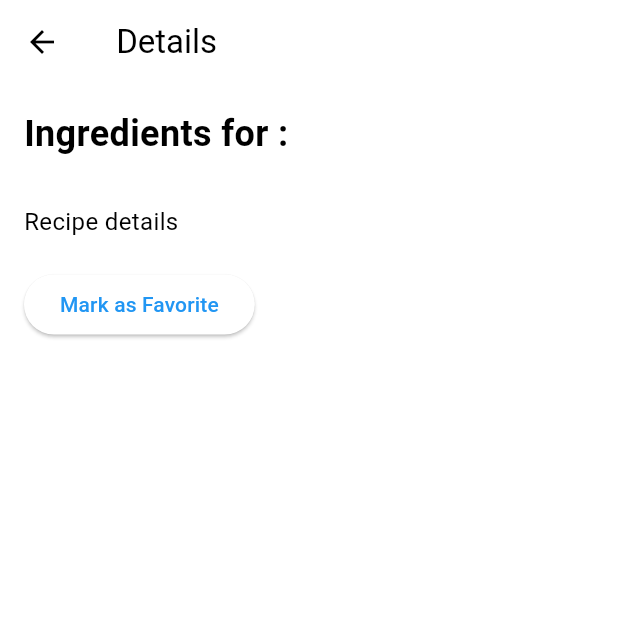
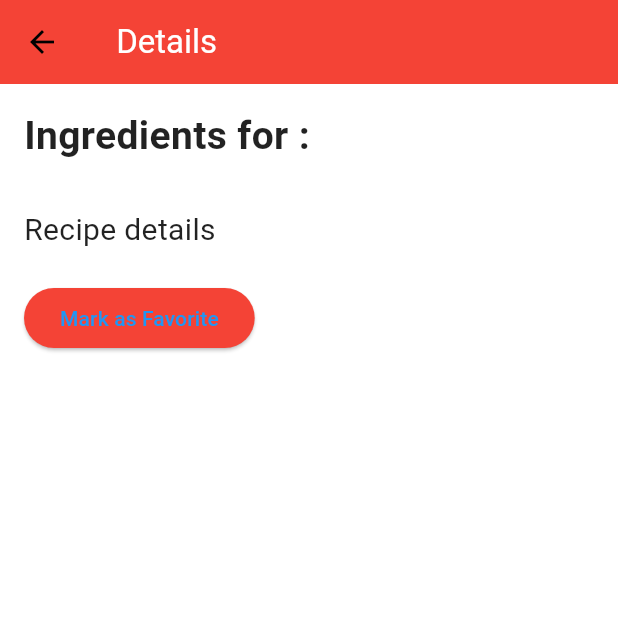
Before and after one commit to sri-haneesha/CW2, a Flutter app: the DetailsScreen screen opened directly with empty values, on a phone screen of 412 x 824 dp, the top half of it. Run offline on Flutter 3.47's test engine with Material 3 defaults, Android fonts, the phone set to English and light mode, and no system bars; statements that could not run were skipped.

Commit message:
Update details_screen.dart

```diff
--- a/lib/details_screen.dart
+++ b/lib/details_screen.dart
@@ -4,7 +4,7 @@ class DetailsScreen extends StatefulWidget {
   final String recipe;
   final List<String> ingredients;
   final Function(bool) onFavoriteToggle;
-  final bool isFavorite; // New parameter to track favorite status
+  final bool isFavorite;
 
   DetailsScreen({
     required this.recipe,
@@ -23,8 +23,7 @@ class _DetailsScreenState extends State<DetailsScreen> {
   @override
   void initState() {
     super.initState();
-    isFavorite =
-        widget.isFavorite; // Initialize with the passed favorite status
+    isFavorite = widget.isFavorite;
   }
 
   void toggleFavorite() {
@@ -38,7 +37,8 @@ class _DetailsScreenState extends State<DetailsScreen> {
   Widget build(BuildContext context) {
     return Scaffold(
       appBar: AppBar(
-        title: Text('${widget.recipe} Details'),
+        title: Text('${widget.recipe} Details', style: TextStyle(color: Colors.white)),
+        backgroundColor: Colors.red,
       ),
       body: Padding(
         padding: const EdgeInsets.all(16.0),
@@ -47,22 +47,20 @@ class _DetailsScreenState extends State<DetailsScreen> {
           children: [
             Text(
               'Ingredients for ${widget.recipe}:',
-              style: TextStyle(fontSize: 24, fontWeight: FontWeight.bold),
+              style: TextStyle(fontSize: 26, fontWeight: FontWeight.bold, color: Colors.black87),
             ),
             SizedBox(height: 10),
-            ...widget.ingredients
-                .map((ingredient) => Text(
-                      '- $ingredient',
-                      style: TextStyle(fontSize: 18),
-                    ))
-                .toList(),
+            ...widget.ingredients.map((ingredient) => Text(
+                  '- $ingredient',
+                  style: TextStyle(fontSize: 18, color: Colors.black54),
+                )).toList(),
             SizedBox(height: 20),
-            Text('Recipe details'),
+            Text('Recipe details', style: TextStyle(fontSize: 20, color: Colors.black87)),
             SizedBox(height: 20),
             ElevatedButton(
               onPressed: toggleFavorite,
-              child:
-                  Text(isFavorite ? 'Unmark as Favorite' : 'Mark as Favorite'),
+              child: Text(isFavorite ? 'Unmark as Favorite' : 'Mark as Favorite'),
+              style: ElevatedButton.styleFrom(primary: Colors.red),
             ),
           ],
         ),
```
